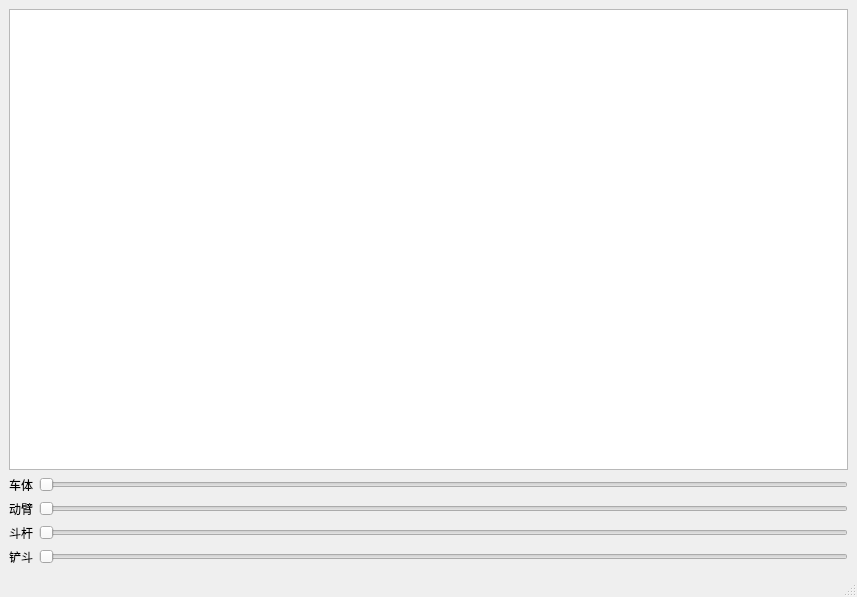
Above: mainwindow.ui from gongjianbo/MyGraphicsWorld before the change. Below: the same form after it.
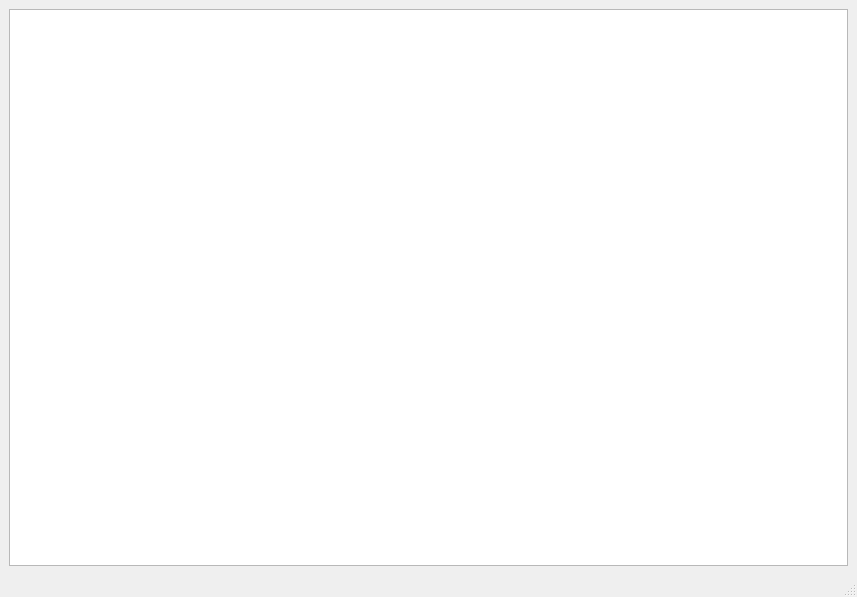
That is the form after the change.

What changed in the file:
```diff
--- a/mainwindow.ui
+++ b/mainwindow.ui
@@ -18,138 +18,6 @@
     <item>
      <widget class="QGraphicsView" name="graphicsView"/>
     </item>
-    <item>
-     <layout class="QHBoxLayout" name="horizontalLayout">
-      <item>
-       <widget class="QLabel" name="label">
-        <property name="minimumSize">
-         <size>
-          <width>0</width>
-          <height>0</height>
-         </size>
-        </property>
-        <property name="maximumSize">
-         <size>
-          <width>16777215</width>
-          <height>16777215</height>
-         </size>
-        </property>
-        <property name="text">
-         <string>车体</string>
-        </property>
-       </widget>
-      </item>
-      <item>
-       <widget class="QSlider" name="sliderBody">
-        <property name="orientation">
-         <enum>Qt::Horizontal</enum>
-        </property>
-        <property name="tickPosition">
-         <enum>QSlider::NoTicks</enum>
-        </property>
-       </widget>
-      </item>
-     </layout>
-    </item>
-    <item>
-     <layout class="QHBoxLayout" name="horizontalLayout_2">
-      <item>
-       <widget class="QLabel" name="label_2">
-        <property name="minimumSize">
-         <size>
-          <width>0</width>
-          <height>0</height>
-         </size>
-        </property>
-        <property name="maximumSize">
-         <size>
-          <width>16777215</width>
-          <height>16777215</height>
-         </size>
-        </property>
-        <property name="text">
-         <string>动臂</string>
-        </property>
-       </widget>
-      </item>
-      <item>
-       <widget class="QSlider" name="sliderBody_2">
-        <property name="orientation">
-         <enum>Qt::Horizontal</enum>
-        </property>
-        <property name="tickPosition">
-         <enum>QSlider::NoTicks</enum>
-        </property>
-       </widget>
-      </item>
-     </layout>
-    </item>
-    <item>
-     <layout class="QHBoxLayout" name="horizontalLayout_3">
-      <item>
-       <widget class="QLabel" name="label_3">
-        <property name="minimumSize">
-         <size>
-          <width>0</width>
-          <height>0</height>
-         </size>
-        </property>
-        <property name="maximumSize">
-         <size>
-          <width>16777215</width>
-          <height>16777215</height>
-         </size>
-        </property>
-        <property name="text">
-         <string>斗杆</string>
-        </property>
-       </widget>
-      </item>
-      <item>
-       <widget class="QSlider" name="sliderBody_3">
-        <property name="orientation">
-         <enum>Qt::Horizontal</enum>
-        </property>
-        <property name="tickPosition">
-         <enum>QSlider::NoTicks</enum>
-        </property>
-       </widget>
-      </item>
-     </layout>
-    </item>
-    <item>
-     <layout class="QHBoxLayout" name="horizontalLayout_4">
-      <item>
-       <widget class="QLabel" name="label_4">
-        <property name="minimumSize">
-         <size>
-          <width>0</width>
-          <height>0</height>
-         </size>
-        </property>
-        <property name="maximumSize">
-         <size>
-          <width>16777215</width>
-          <height>16777215</height>
-         </size>
-        </property>
-        <property name="text">
-         <string>铲斗</string>
-        </property>
-       </widget>
-      </item>
-      <item>
-       <widget class="QSlider" name="sliderBody_4">
-        <property name="orientation">
-         <enum>Qt::Horizontal</enum>
-        </property>
-        <property name="tickPosition">
-         <enum>QSlider::NoTicks</enum>
-        </property>
-       </widget>
-      </item>
-     </layout>
-    </item>
    </layout>
   </widget>
   <widget class="QMenuBar" name="menubar">
```
